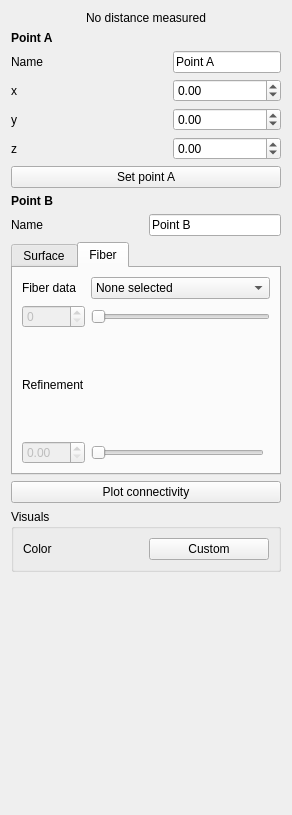
Old version of the form branches/smeesters/plugins/testing/smeesters/DistanceMeasures/DistanceMeasures.ui in the repository BackupTheBerlios/viste-tool-svn.
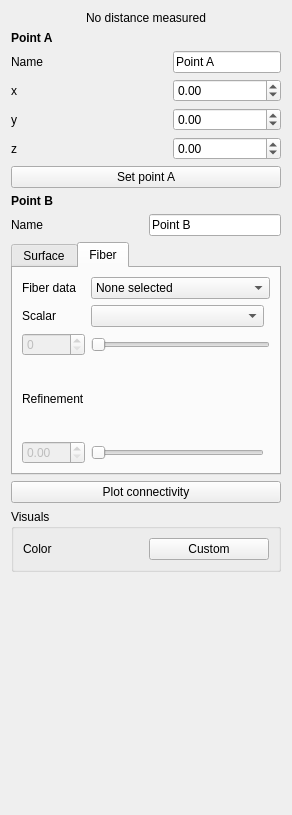
New version of the form. The open tabs and pages were chosen to show the change.

The edit to the form file:
```diff
--- a/branches/smeesters/plugins/testing/smeesters/DistanceMeasures/DistanceMeasures.ui
+++ b/branches/smeesters/plugins/testing/smeesters/DistanceMeasures/DistanceMeasures.ui
@@ -186,7 +186,7 @@
    <item>
     <widget class="QTabWidget" name="tabWidget_2">
      <property name="currentIndex">
-      <number>0</number>
+      <number>1</number>
      </property>
      <widget class="QWidget" name="tab">
       <attribute name="title">
@@ -304,28 +304,28 @@
          </item>
         </widget>
        </item>
-       <item row="1" column="0">
+       <item row="2" column="0">
         <widget class="QSpinBox" name="spinFiberChoice">
          <property name="enabled">
           <bool>false</bool>
          </property>
         </widget>
        </item>
-       <item row="1" column="1" colspan="2">
+       <item row="2" column="1" colspan="2">
         <widget class="QSlider" name="sliderFiberChoice">
          <property name="orientation">
           <enum>Qt::Horizontal</enum>
          </property>
         </widget>
        </item>
-       <item row="2" column="0">
+       <item row="3" column="0">
         <widget class="QLabel" name="label_26">
          <property name="text">
           <string>Refinement</string>
          </property>
         </widget>
        </item>
-       <item row="3" column="1">
+       <item row="4" column="1">
         <widget class="QSlider" name="sliderFiberRefinement">
          <property name="enabled">
           <bool>false</bool>
@@ -335,7 +335,7 @@
          </property>
         </widget>
        </item>
-       <item row="3" column="0">
+       <item row="4" column="0">
         <widget class="QDoubleSpinBox" name="spinFiberRefinement">
          <property name="enabled">
           <bool>false</bool>
@@ -345,12 +345,22 @@
          </property>
         </widget>
        </item>
+       <item row="1" column="1">
+        <widget class="QComboBox" name="comboBoxScalar"/>
+       </item>
+       <item row="1" column="0">
+        <widget class="QLabel" name="label">
+         <property name="text">
+          <string>Scalar</string>
+         </property>
+        </widget>
+       </item>
       </layout>
      </widget>
     </widget>
    </item>
    <item>
-    <widget class="QPushButton" name="pushButton">
+    <widget class="QPushButton" name="buttonPlotConnectivity">
      <property name="text">
       <string>Plot connectivity</string>
      </property>
```
